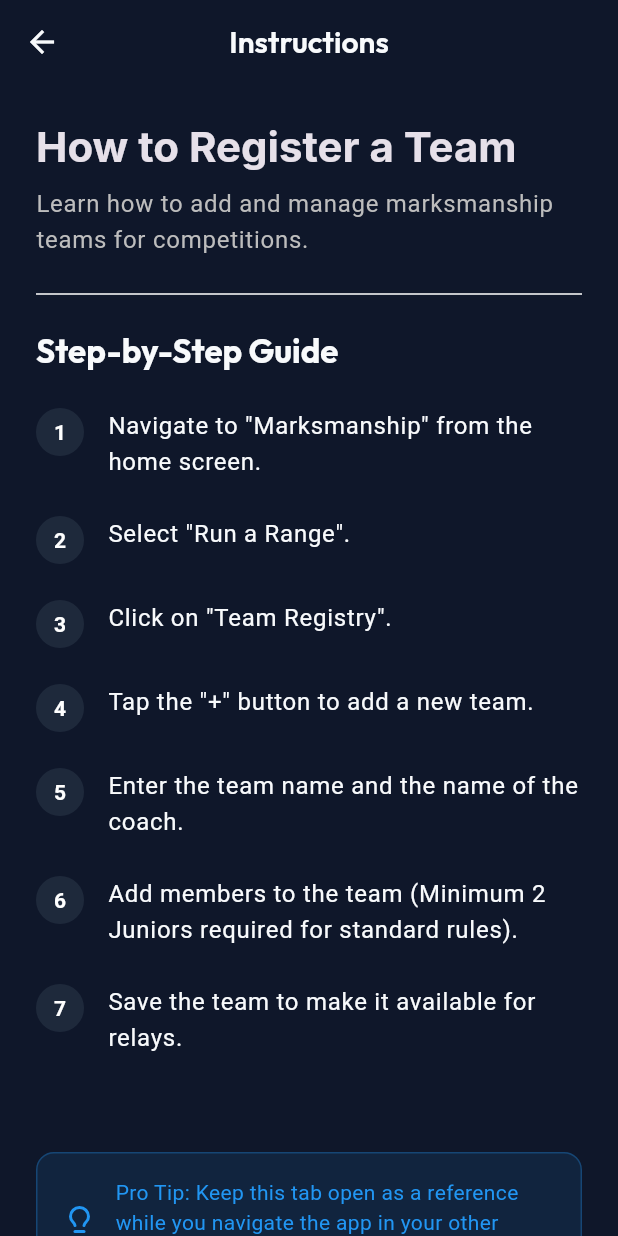
After one commit to jonh2oman/cadet-marksmanship-app, a Flutter app: the HelpHubScreen screen opened by its route, after a tap on "How to Register a Team", on a phone screen of 412 x 824 dp. The commit adds this screen. Run offline on Flutter 3.47's test engine with Material 3 defaults, Android fonts, the phone set to English and light mode, and no system bars; our stand-ins replace flutter_riverpod, go_router, google_fonts, lucide_icons, shared_preferences; accounts and stored records are empty.

Commit message:
Feature: Add comprehensive Help Hub and global help button

```diff
--- /dev/null
+++ b/lib/src/features/help/data/help_content.dart
@@ -0,0 +1,86 @@
+import '../domain/help_article.dart';
+
+const helpArticles = [
+  HelpArticle(
+    id: 'register-team',
+    title: 'How to Register a Team',
+    description: 'Learn how to add and manage marksmanship teams for competitions.',
+    category: HelpCategory.teams,
+    steps: [
+      'Navigate to "Marksmanship" from the home screen.',
+      'Select "Run a Range".',
+      'Click on "Team Registry".',
+      'Tap the "+" button to add a new team.',
+      'Enter the team name and the name of the coach.',
+      'Add members to the team (Minimum 2 Juniors required for standard rules).',
+      'Save the team to make it available for relays.',
+    ],
+  ),
+  HelpArticle(
+    id: 'run-relay',
+    title: 'Running a Marksmanship Relay',
+    description: 'A step-by-step guide to managing a relay on the range.',
+    category: HelpCategory.marksmanship,
+    steps: [
+      'Select "Run a Range" from the Marksmanship Hub.',
+      'Choose "Competition Mode".',
+      'Select or create a new relay.',
+      'Assign teams or individual shooters to lanes.',
+      'Use the "Range Commands" screen to follow official protocols.',
+      'Once shooting is complete, navigate to the scoring section.',
+    ],
+  ),
+  HelpArticle(
+    id: 'score-grouping',
+    title: 'Scoring Grouping Targets',
+    description: 'Instructions for measuring and recording grouping scores.',
+    category: HelpCategory.scoring,
+    steps: [
+      'Open the "Scoring Hub" from the Run a Range screen.',
+      'Select "Grouping Scoring".',
+      'Choose the competitor you are scoring.',
+      'Measure the distance between the centers of the two shots widest apart (mm).',
+      'Enter the measurement into the app.',
+      'The app will automatically calculate the grouping score based on the rulebook.',
+    ],
+  ),
+  HelpArticle(
+    id: 'score-competition',
+    title: 'Scoring Competition Targets',
+    description: 'How to score precision shots for air rifle competitions.',
+    category: HelpCategory.scoring,
+    steps: [
+      'Open the "Scoring Hub".',
+      'Select "Competition Scoring".',
+      'Choose the relay and the shooter.',
+      'For each of the 10 diagrams, enter the point value (0-10).',
+      'The app calculates the total and applies any applicable bonuses or penalties.',
+    ],
+  ),
+  HelpArticle(
+    id: 'biathlon-coach',
+    title: 'Using Biathlon Coach Tools',
+    description: 'How to use the coaching interface for biathlon training.',
+    category: HelpCategory.biathlon,
+    steps: [
+      'Navigate to "Biathlon" from the home screen.',
+      'Select "Coach Tools".',
+      'Choose the race type (Sprint, Pursuit, etc.).',
+      'Use the timer to track lap times for multiple athletes.',
+      'Record shooting hits/misses in real-time.',
+      'View the live dashboard to analyze performance.',
+    ],
+  ),
+  HelpArticle(
+    id: 'rulebook-search',
+    title: 'Searching the Rulebook',
+    description: 'How to quickly find specific rules in the app.',
+    category: HelpCategory.rules,
+    steps: [
+      'Select "Rulebook" from either the Marksmanship or Biathlon hubs.',
+      'Use the search bar at the top to type keywords (e.g., "misfire").',
+      'The list will filter to show relevant sections.',
+      'Tap a section to read the full text.',
+    ],
+  ),
+];
--- /dev/null
+++ b/lib/src/features/help/domain/help_article.dart
@@ -0,0 +1,24 @@
+enum HelpCategory {
+  general,
+  marksmanship,
+  biathlon,
+  scoring,
+  teams,
+  rules,
+}
+
+class HelpArticle {
+  final String id;
+  final String title;
+  final String description;
+  final HelpCategory category;
+  final List<String> steps;
+
+  const HelpArticle({
+    required this.id,
+    required this.title,
+    required this.description,
+    required this.category,
+    required this.steps,
+  });
+}
--- /dev/null
+++ b/lib/src/features/help/presentation/help_article_screen.dart
@@ -0,0 +1,118 @@
+import 'package:flutter/material.dart';
+import 'package:lucide_icons/lucide_icons.dart';
+import '../data/help_content.dart';
+
+class HelpArticleScreen extends StatelessWidget {
+  final String articleId;
+
+  const HelpArticleScreen({
+    super.key,
+    required this.articleId,
+  });
+
+  @override
+  Widget build(BuildContext context) {
+    final article = helpArticles.firstWhere(
+      (a) => a.id == articleId,
+      orElse: () => throw Exception('Article not found'),
+    );
+
+    return Scaffold(
+      appBar: AppBar(
+        title: const Text('Instructions'),
+        centerTitle: true,
+      ),
+      body: SingleChildScrollView(
+        child: Padding(
+          padding: const EdgeInsets.all(24.0),
+          child: Column(
+            crossAxisAlignment: CrossAxisAlignment.start,
+            children: [
+              Text(
+                article.title,
+                style: Theme.of(context).textTheme.headlineMedium?.copyWith(
+                      fontWeight: FontWeight.bold,
+                    ),
+              ),
+              const SizedBox(height: 8),
+              Text(
+                article.description,
+                style: Theme.of(context).textTheme.bodyLarge?.copyWith(
+                      color: Colors.grey[400],
+                    ),
+              ),
+              const Divider(height: 48),
+              Text(
+                'Step-by-Step Guide',
+                style: Theme.of(context).textTheme.titleLarge?.copyWith(
+                      fontWeight: FontWeight.bold,
+                    ),
+              ),
+              const SizedBox(height: 24),
+              ...article.steps.asMap().entries.map((entry) {
+                final index = entry.key;
+                final step = entry.value;
+                return Padding(
+                  padding: const EdgeInsets.only(bottom: 24),
+                  child: Row(
+                    crossAxisAlignment: CrossAxisAlignment.start,
+                    children: [
+                      Container(
+                        width: 32,
+                        height: 32,
+                        alignment: Alignment.center,
+                        decoration: BoxDecoration(
+                          color: Theme.of(context).primaryColor,
+                          shape: BoxShape.circle,
+                        ),
+                        child: Text(
+                          '${index + 1}',
+                          style: const TextStyle(
+                            fontWeight: FontWeight.bold,
+                            color: Colors.white,
+                          ),
+                        ),
+                      ),
+                      const SizedBox(width: 16),
+                      Expanded(
+                        child: Text(
+                          step,
+                          style: Theme.of(context).textTheme.bodyLarge,
+                        ),
+                      ),
+                    ],
+                  ),
+                );
+              }).toList(),
+              const SizedBox(height: 40),
+              _buildProTip(context),
+            ],
+          ),
+        ),
+      ),
+    );
+  }
+
+  Widget _buildProTip(BuildContext context) {
+    return Container(
+      padding: const EdgeInsets.all(16),
+      decoration: BoxDecoration(
+        color: Colors.blue.withOpacity(0.1),
+        borderRadius: BorderRadius.circular(12),
+        border: Border.all(color: Colors.blue.withOpacity(0.3)),
+      ),
+      child: Row(
+        children: [
+          const Icon(LucideIcons.lightbulb, color: Colors.blue),
+          const SizedBox(width: 12),
+          const Expanded(
+            child: Text(
+              'Pro Tip: Keep this tab open as a reference while you navigate the app in your other window!',
+              style: TextStyle(color: Colors.blue),
+            ),
+          ),
+        ],
+      ),
+    );
+  }
+}
--- /dev/null
+++ b/lib/src/features/help/presentation/help_hub_screen.dart
@@ -0,0 +1,107 @@
+import 'package:flutter/material.dart';
+import 'package:go_router/go_router.dart';
+import 'package:lucide_icons/lucide_icons.dart';
+import '../data/help_content.dart';
+import '../domain/help_article.dart';
+
+class HelpHubScreen extends StatefulWidget {
+  const HelpHubScreen({super.key});
+
+  @override
+  State<HelpHubScreen> createState() => _HelpHubScreenState();
+}
+
+class _HelpHubScreenState extends State<HelpHubScreen> {
+  final _searchController = TextEditingController();
+  List<HelpArticle> _filteredArticles = helpArticles;
+
+  void _onSearchChanged(String query) {
+    setState(() {
+      _filteredArticles = helpArticles.where((article) {
+        final titleMatch = article.title.toLowerCase().contains(query.toLowerCase());
+        final descMatch = article.description.toLowerCase().contains(query.toLowerCase());
+        return titleMatch || descMatch;
+      }).toList();
+    });
+  }
+
+  @override
+  void dispose() {
+    _searchController.dispose();
+    super.dispose();
+  }
+
+  @override
+  Widget build(BuildContext context) {
+    return Scaffold(
+      appBar: AppBar(
+        title: const Text('Help Hub'),
+        centerTitle: true,
+      ),
+      body: Column(
+        children: [
+          Padding(
+            padding: const EdgeInsets.all(16.0),
+            child: TextField(
+              controller: _searchController,
+              onChanged: _onSearchChanged,
+              decoration: InputDecoration(
+                hintText: 'Search for help topics...',
+                prefixIcon: const Icon(LucideIcons.search),
+                border: OutlineInputBorder(
+                  borderRadius: BorderRadius.circular(12),
+                ),
+                filled: true,
+                fillColor: Theme.of(context).cardColor,
+              ),
+            ),
+          ),
+          Expanded(
+            child: _filteredArticles.isEmpty
+                ? const Center(
+                    child: Text('No help topics found.'),
+                  )
+                : ListView.builder(
+                    itemCount: _filteredArticles.length,
+                    padding: const EdgeInsets.symmetric(horizontal: 16),
+                    itemBuilder: (context, index) {
+                      final article = _filteredArticles[index];
+                      return Card(
+                        margin: const EdgeInsets.only(bottom: 12),
+                        child: ListTile(
+                          leading: _getCategoryIcon(article.category),
+                          title: Text(article.title),
+                          subtitle: Text(
+                            article.description,
+                            maxLines: 1,
+                            overflow: TextOverflow.ellipsis,
+                          ),
+                          trailing: const Icon(LucideIcons.chevronRight),
+                          onTap: () => context.push('/help/${article.id}'),
+                        ),
+                      );
+                    },
+                  ),
+          ),
+        ],
+      ),
+    );
+  }
+
+  Widget _getCategoryIcon(HelpCategory category) {
+    switch (category) {
+      case HelpCategory.general:
+        return const Icon(LucideIcons.info);
+      case HelpCategory.marksmanship:
+        return const Icon(LucideIcons.target);
+      case HelpCategory.biathlon:
+        return const Icon(LucideIcons.crosshair);
+      case HelpCategory.scoring:
+        return const Icon(LucideIcons.clipboardCheck);
+      case HelpCategory.teams:
+        return const Icon(LucideIcons.users);
+      case HelpCategory.rules:
+        return const Icon(LucideIcons.book);
+    }
+  }
+}
--- a/lib/src/routing/app_router.dart
+++ b/lib/src/routing/app_router.dart
@@ -17,6 +17,9 @@ import '../features/marksmanship/presentation/range_type_selection_screen.dart';
 import '../features/marksmanship/presentation/team_registry_screen.dart';
 import '../features/marksmanship/presentation/team_editor_screen.dart';
 import '../features/rulebook/presentation/rulebook_screen.dart';
+import '../features/help/presentation/help_hub_screen.dart';
+import '../features/help/presentation/help_article_screen.dart';
+import '../shared/widgets/help_button.dart';
 import '../data/biathlon_rules.dart';
 import '../data/marksmanship_rules.dart';
 import '../theme/app_theme.dart';
@@ -24,6 +27,17 @@ import '../theme/app_theme.dart';
 final goRouterProvider = Provider<GoRouter>((ref) {
   return GoRouter(
     initialLocation: '/',
+    routes: [
+      // ShellRoute to display GlobalHelpButton on every screen
+      ShellRoute(
+        builder: (context, state, child) {
+          return Stack(
+            children: [
+              child,
+              const GlobalHelpButton(),
+            ],
+          );
+        },
         routes: [
           GoRoute(
             path: '/',
@@ -126,5 +140,21 @@ final goRouterProvider = Provider<GoRouter>((ref) {
             ],
           ),
         ],
+      ),
+      // Help routes are outside the shell because they don't need a help button
+      // (or we can include them if we want help for the help center)
+      GoRoute(
+        path: '/help',
+        builder: (context, state) => const HelpHubScreen(),
+        routes: [
+          GoRoute(
+            path: ':articleId',
+            builder: (context, state) => HelpArticleScreen(
+              articleId: state.pathParameters['articleId']!,
+            ),
+          ),
+        ],
+      ),
+    ],
   );
 });
--- /dev/null
+++ b/lib/src/shared/widgets/help_button.dart
@@ -0,0 +1,42 @@
+import 'package:flutter/material.dart';
+import 'package:lucide_icons/lucide_icons.dart';
+import 'package:url_launcher/url_launcher.dart';
+import 'package:flutter/foundation.dart' show kIsWeb;
+
+class GlobalHelpButton extends StatelessWidget {
+  const GlobalHelpButton({super.key});
+
+  Future<void> _openHelp() async {
+    const url = kIsWeb ? '/#/help' : 'help'; // On web, use hash routing by default in Flutter
+    final uri = Uri.parse(url);
+
+    // For Web, opening in a new tab is a standard requirement from the user.
+    if (kIsWeb) {
+      // Use the browser's own mechanism if possible
+      await launchUrl(Uri.parse(Uri.base.toString().split('#')[0] + '#/help'), webOnlyWindowName: '_blank');
+    } else {
+      // For desktop/mobile, we can just navigate or open a window
+      if (await canLaunchUrl(uri)) {
+        await launchUrl(uri);
+      }
+    }
+  }
+
+  @override
+  Widget build(BuildContext context) {
+    return Positioned(
+      right: 20,
+      bottom: 20,
+      child: FloatingActionButton(
+        onPressed: _openHelp,
+        backgroundColor: Colors.white,
+        mini: true,
+        child: const Icon(
+          LucideIcons.helpCircle,
+          color: Colors.black87,
+          size: 24,
+        ),
+      ),
+    );
+  }
+}
--- a/pubspec.yaml
+++ b/pubspec.yaml
@@ -41,6 +41,7 @@ dependencies:
   uuid: ^4.3.3
   shared_preferences: ^2.3.2
   intl: ^0.19.0
+  url_launcher: ^6.3.2
 
 dev_dependencies:
   flutter_test:
```
Also changed, not shown: pubspec.lock, 5 other files. Lines whose indentation alone changed are shown as unchanged.
